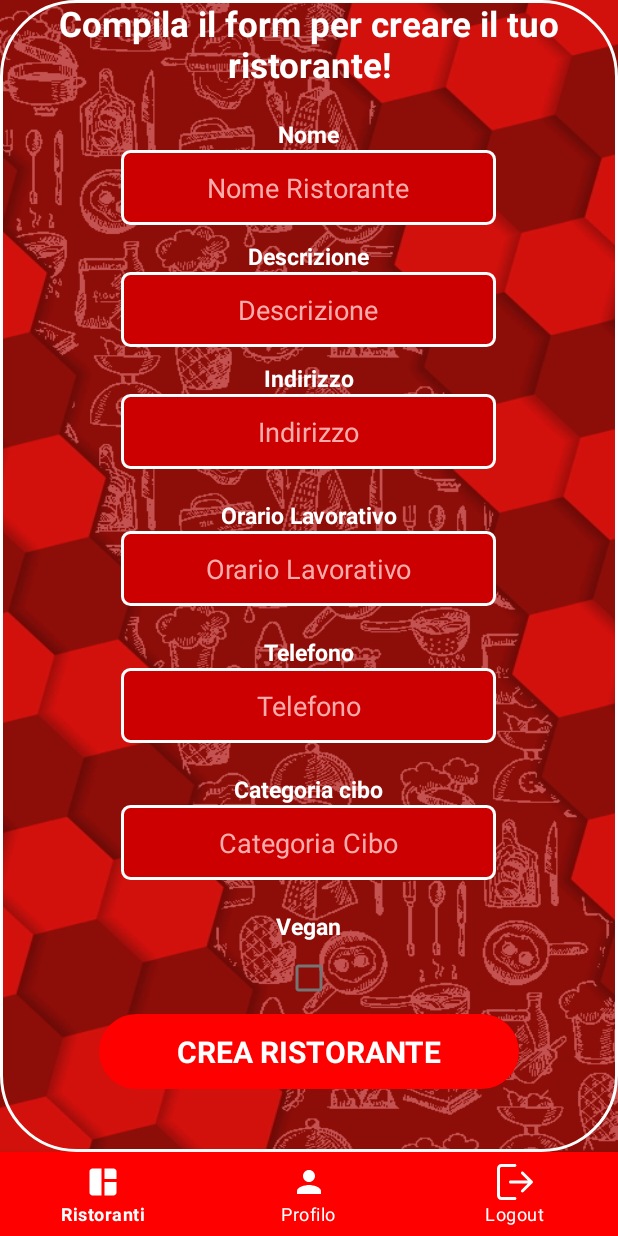
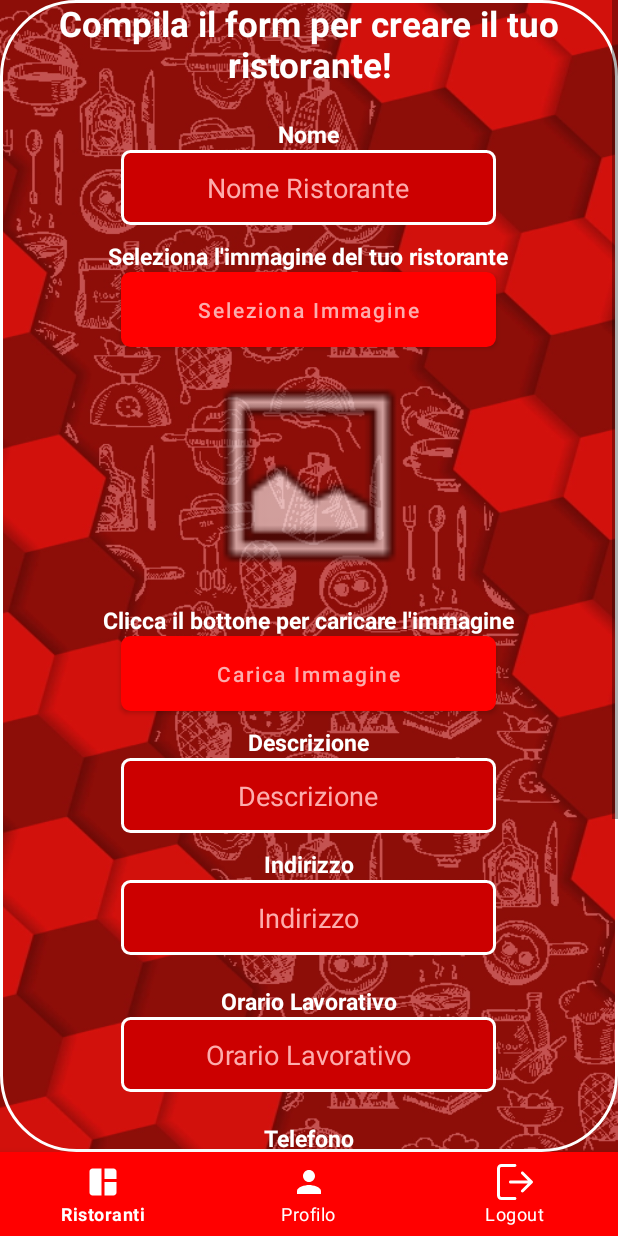
Before and after one commit to MattSona99/ProgettoProgrammazione, an Android app: the fragment FragmentUpgradeProprietario placed in its activity, on a phone screen of 412 x 824 dp. Run offline under Robolectric (Android 15) with nearby library versions, the phone set to English and light mode, and no system bars; our stand-ins replace Firebase (no records; nobody signed in at launch, a user with empty details on screens opened directly); 2 statements that could not run were skipped.

Commit message:
fragmentUpgradeProprietario provider per galleria permessi per galleria

```diff
--- a/app/src/main/java/com/example/progettoprogrammazione/intro/FragmentIntro.kt
+++ b/app/src/main/java/com/example/progettoprogrammazione/intro/FragmentIntro.kt
@@ -38,8 +38,6 @@ class FragmentIntro : Fragment(), UserUtil, RestaurantUtils {
 
     override fun onViewCreated(view: View, savedInstanceState: Bundle?) {
         super.onViewCreated(view, savedInstanceState)
-
-
 
         binding.ConstraintLogin.setOnClickListener {
             if (firebaseAuth.currentUser != null) {
--- a/app/src/main/res/layout/fragment_upgr_proprietario.xml
+++ b/app/src/main/res/layout/fragment_upgr_proprietario.xml
@@ -65,6 +65,59 @@
                     android:gravity="center"
                     android:hint="Nome Ristorante"
                     android:inputType="textPersonName"
+                    android:textColor="@color/white"
+                    android:textColorHighlight="#E91E63"
+                    android:textColorHint="@color/pink"
+                    android:textColorLink="#E91E63" />
+
+                <TextView
+                    android:id="@+id/text_select_img"
+                    android:layout_width="wrap_content"
+                    android:layout_height="wrap_content"
+                    android:text="Seleziona l'immagine del tuo ristorante"
+                    android:textColor="@color/white"
+                    android:textSize="15dp"
+                    android:textStyle="bold" />
+
+                <Button
+                    android:id="@+id/select_img_newR"
+                    android:layout_width="250dp"
+                    android:layout_height="50dp"
+                    android:layout_marginBottom="10dp"
+                    android:background="@drawable/custom_input"
+                    android:ems="10"
+                    android:gravity="center"
+                    android:hint="Seleziona Immagine"
+                    android:textColor="@color/white"
+                    android:textColorHighlight="#E91E63"
+                    android:textColorHint="@color/pink"
+                    android:textColorLink="#E91E63" />
+
+                <ImageView
+                    android:id="@+id/preview_image"
+                    android:layout_width="374dp"
+                    android:layout_height="151dp"
+                    app:srcCompat="@android:drawable/ic_menu_gallery"
+                    android:layout_marginBottom="10dp" />
+
+                <TextView
+                    android:id="@+id/text_upload_img"
+                    android:layout_width="wrap_content"
+                    android:layout_height="wrap_content"
+                    android:text="Clicca il bottone per caricare l'immagine"
+                    android:textColor="@color/white"
+                    android:textSize="15dp"
+                    android:textStyle="bold" />
+
+                <Button
+                    android:id="@+id/upload_img_newR"
+                    android:layout_width="250dp"
+                    android:layout_height="50dp"
+                    android:layout_marginBottom="10dp"
+                    android:background="@drawable/custom_input"
+                    android:ems="10"
+                    android:gravity="center"
+                    android:hint="Carica Immagine"
                     android:textColor="@color/white"
                     android:textColorHighlight="#E91E63"
                     android:textColorHint="@color/pink"
--- /dev/null
+++ b/app/src/main/res/xml/provider_paths.xml
@@ -0,0 +1,6 @@
+<?xml version="1.0" encoding="utf-8"?>
+<paths>
+    <external-path
+        name="external_files"
+        path="." />
+</paths>
```
Also changed, not shown: app/src/main/AndroidManifest.xml (+18 -1 lines), app/src/main/java/com/example/progettoprogrammazione/utils/ImgUtils.kt (added, +7 -0 lines).
